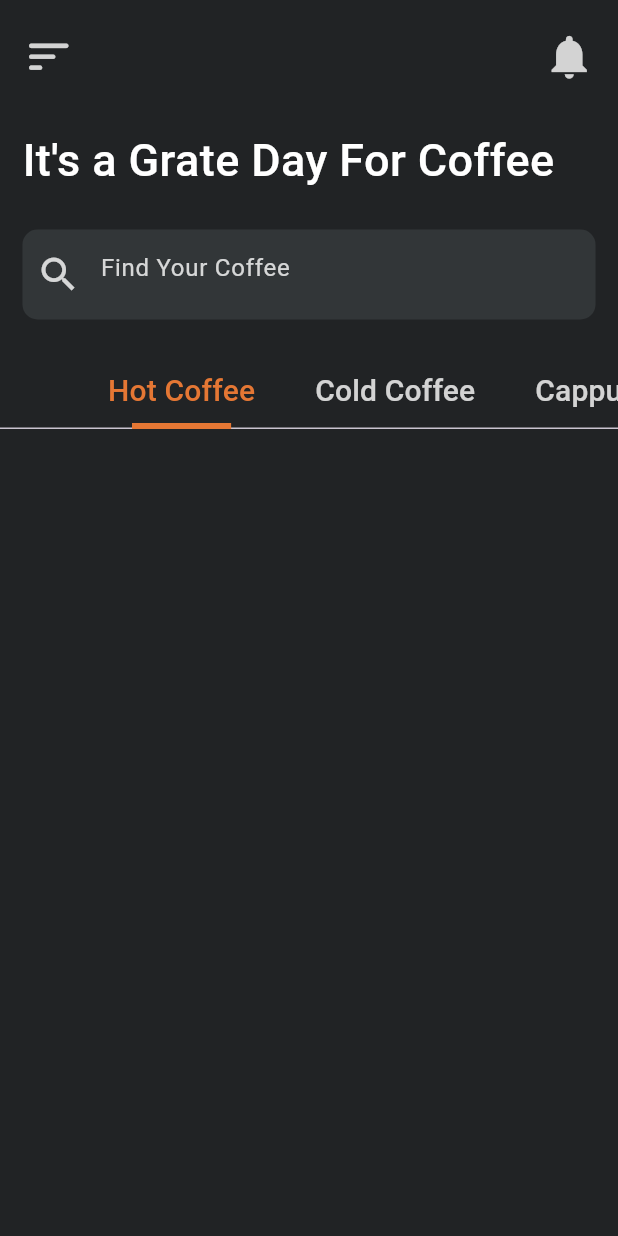
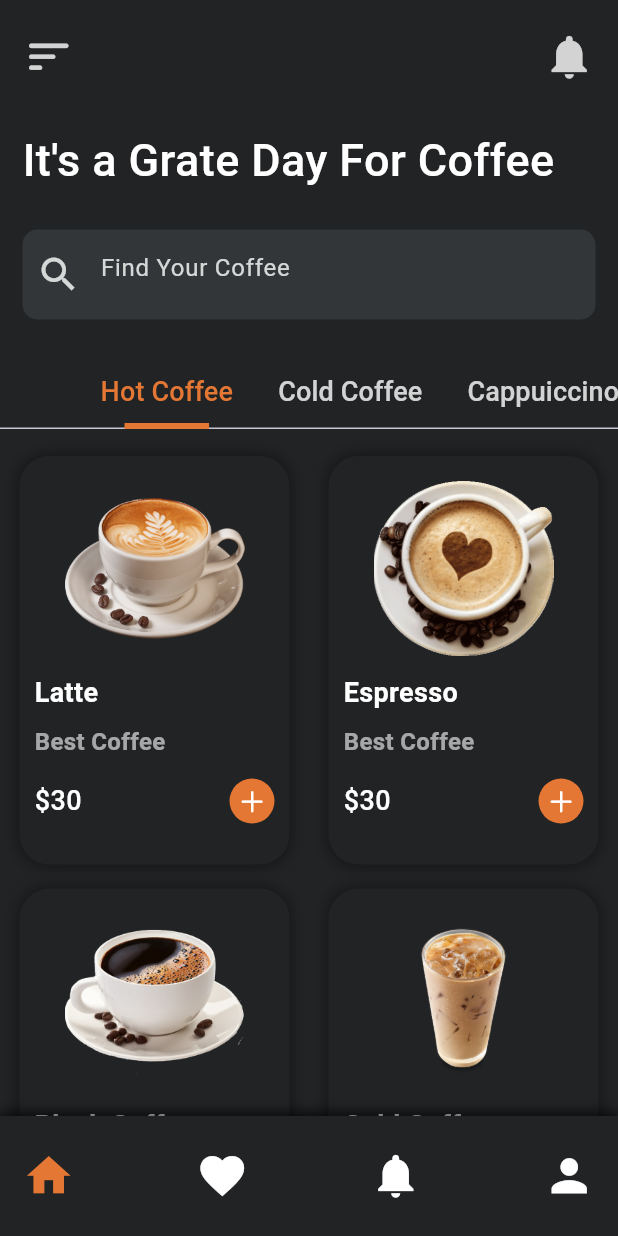
Before and after one commit to piyumal2105/coffee_shop, a Flutter app: the HomeScreen screen opened directly, on a phone screen of 412 x 824 dp. Run offline on Flutter 3.47's test engine with Material 3 defaults, Android fonts, the phone set to English and light mode, and no system bars; our stand-ins replace device_preview, google_fonts.

Commit message:
Complete Single Item Part

```diff
--- a/lib/Screens/HomeScreen.dart
+++ b/lib/Screens/HomeScreen.dart
@@ -1,6 +1,7 @@
 import 'package:flutter/cupertino.dart';
 import 'package:flutter/material.dart';
 
+import '../widget/HomeBottomBar.dart';
 import '../widget/ItemsWidget.dart';
 
 class HomeScreen extends StatefulWidget {
@@ -109,16 +110,16 @@ class _HomeScreenState extends State<HomeScreen> with SingleTickerProviderStateM
                 isScrollable: true,
                 indicator: UnderlineTabIndicator(
                   borderSide: BorderSide(
-                    width: 4,
-                    color: Color(0xFFE57734)
+                      width: 4,
+                      color: Color(0xFFE57734)
                   ),
                   insets: EdgeInsets.symmetric(horizontal: 16),
                 ),
                 labelStyle: TextStyle(
-                  fontSize: 20,
+                  fontSize: 18,
                   fontWeight: FontWeight.w500,
                 ),
-                labelPadding: EdgeInsets.symmetric(horizontal: 20),
+                labelPadding: EdgeInsets.symmetric(horizontal: 15),
                 tabs: [
                   Tab(text: "Hot Coffee"),
                   Tab(text: "Cold Coffee"),
@@ -141,6 +142,7 @@ class _HomeScreenState extends State<HomeScreen> with SingleTickerProviderStateM
           ),
         ),
       ),
+      bottomNavigationBar: HomeBottomBar(),
     );
   }
 }
--- /dev/null
+++ b/lib/widget/HomeBottomBar.dart
@@ -0,0 +1,48 @@
+import 'package:flutter/cupertino.dart';
+import 'package:flutter/material.dart';
+
+class HomeBottomBar extends StatelessWidget {
+
+  @override
+  Widget build(BuildContext context) {
+    return Container(
+      padding: EdgeInsets.symmetric(horizontal: 15),
+      height: 80,
+      decoration: BoxDecoration(
+        color: Color(0xFF212325),
+        boxShadow: [
+          BoxShadow(
+            //color: Color(0x000000FF).withOpacity(0.4),
+            spreadRadius: 1,
+            blurRadius: 8,
+          ),
+        ],
+      ),
+      child: Row(
+        mainAxisAlignment: MainAxisAlignment.spaceBetween,
+        children: [
+          Icon(
+            Icons.home,
+            color: Color(0xFFe57734),
+            size: 35,
+          ),
+          Icon(
+            Icons.favorite,
+            color: Colors.white,
+            size: 35,
+          ),
+          Icon(
+            Icons.notifications,
+            color: Colors.white,
+            size: 35,
+          ),
+          Icon(
+            Icons.person,
+            color: Colors.white,
+            size: 35,
+          ),
+        ],
+      ),
+    );
+  }
+}
--- a/lib/widget/ItemsWidget.dart
+++ b/lib/widget/ItemsWidget.dart
@@ -1,12 +1,121 @@
 import 'package:flutter/cupertino.dart';
 import 'package:flutter/material.dart';
 
+import '../Screens/SingleItemScreen.dart';
+
 class ItemsWidget extends StatelessWidget {
+
+  List img = [
+    'Latte',
+    'Espresso',
+    'Black Coffee',
+    'Cold Coffee',
+  ];
 
   @override
   Widget build(BuildContext context) {
-    return Container(
-
+    return GridView.count(
+      physics: NeverScrollableScrollPhysics(),
+      crossAxisCount: 2,
+      shrinkWrap: true,
+      childAspectRatio: (150/210),
+      children: [
+        for(int i=0; i<img.length; i++)
+        Container(
+          padding: EdgeInsets.symmetric(vertical: 5, horizontal: 10),
+          margin: EdgeInsets.symmetric(vertical: 8, horizontal: 13),
+          decoration: BoxDecoration(
+            borderRadius: BorderRadius.circular(20),
+            color: Color(0xFF212325),
+            boxShadow: [
+              BoxShadow(
+                color: Colors.black.withOpacity(0.4),
+                spreadRadius: 1,
+                blurRadius: 8,
+              ),
+            ],
+          ),
+          child: Column(
+            children: [
+              InkWell(
+                onTap: () {
+                  Navigator.push(
+                    context,
+                    MaterialPageRoute(builder: (context) => SingleItemScreen(img[i]))
+                  );
+                },
+                child: Container(
+                  margin: EdgeInsets.all(10),
+                  child: Image.asset(
+                    "assets/${img[i]}.png",
+                    height: 120,
+                    width: 120,
+                    fit: BoxFit.contain,
+                  ),
+                ),
+              ),
+              Padding(
+                padding: EdgeInsets.only(bottom: 8),
+                child: Align(
+                  alignment: Alignment.centerLeft,
+                  child: Column(
+                    crossAxisAlignment: CrossAxisAlignment.start,
+                    children: [
+                      Text(
+                        img[i],
+                        style: TextStyle(
+                          fontWeight: FontWeight.bold,
+                          fontSize: 18,
+                          color: Colors.white,
+                        ),
+                      ),
+                      SizedBox(
+                        height: 8,
+                      ),
+                      Text(
+                        "Best Coffee",
+                        style: TextStyle(
+                          fontWeight: FontWeight.bold,
+                          fontSize: 16,
+                          color: Colors.white60,
+                        ),
+                      ),
+                    ],
+                  ),
+                ),
+              ),
+              Padding(
+                padding: EdgeInsets.symmetric(vertical: 5),
+                child: Row(
+                  mainAxisAlignment: MainAxisAlignment.spaceBetween,
+                  children: [
+                    Text(
+                      "\$30",
+                      style: TextStyle(
+                        fontSize: 18,
+                        fontWeight: FontWeight.w500,
+                        color: Colors.white,
+                      ),
+                    ),
+                    Container(
+                      padding: EdgeInsets.all(5),
+                      decoration: BoxDecoration(
+                        color: Color(0xFFE57734),
+                        borderRadius: BorderRadius.circular(20),
+                      ),
+                      child: Icon(
+                        CupertinoIcons.add,
+                        size: 20,
+                        color: Colors.white,
+                      ),
+                    ),
+                  ],
+                ),
+              ),
+            ],
+          ),
+        ),
+      ],
     );
   }
 }
```
Also changed, not shown: lib/Screens/SingleItemScreen.dart (added, +214 -0 lines).
